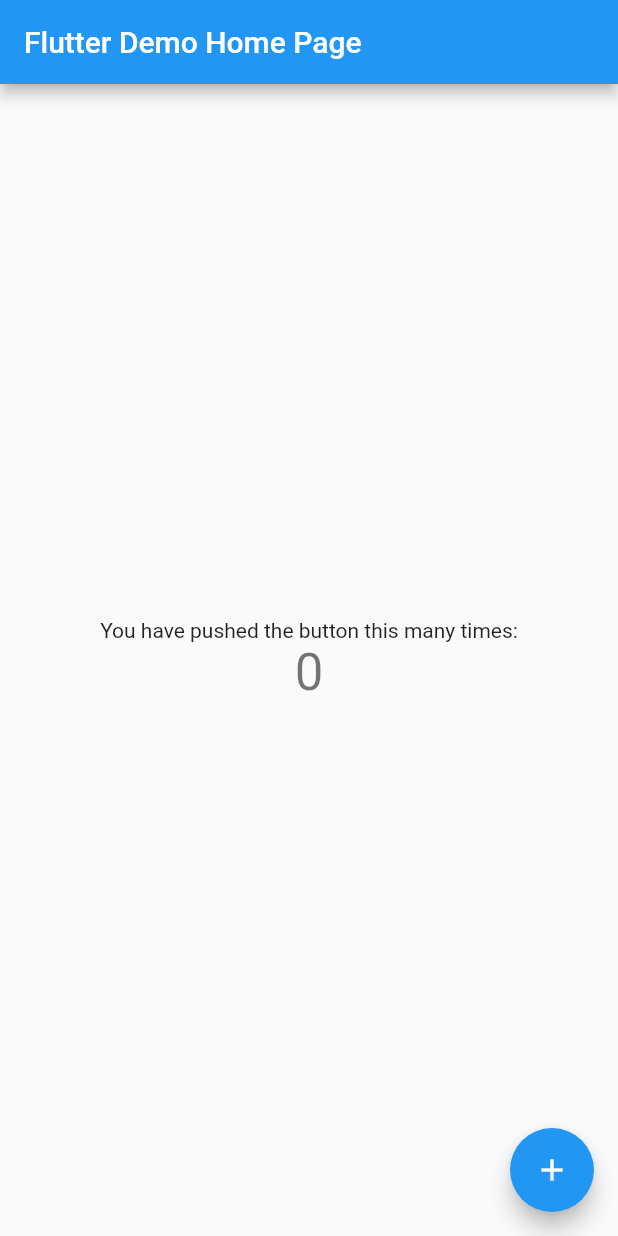
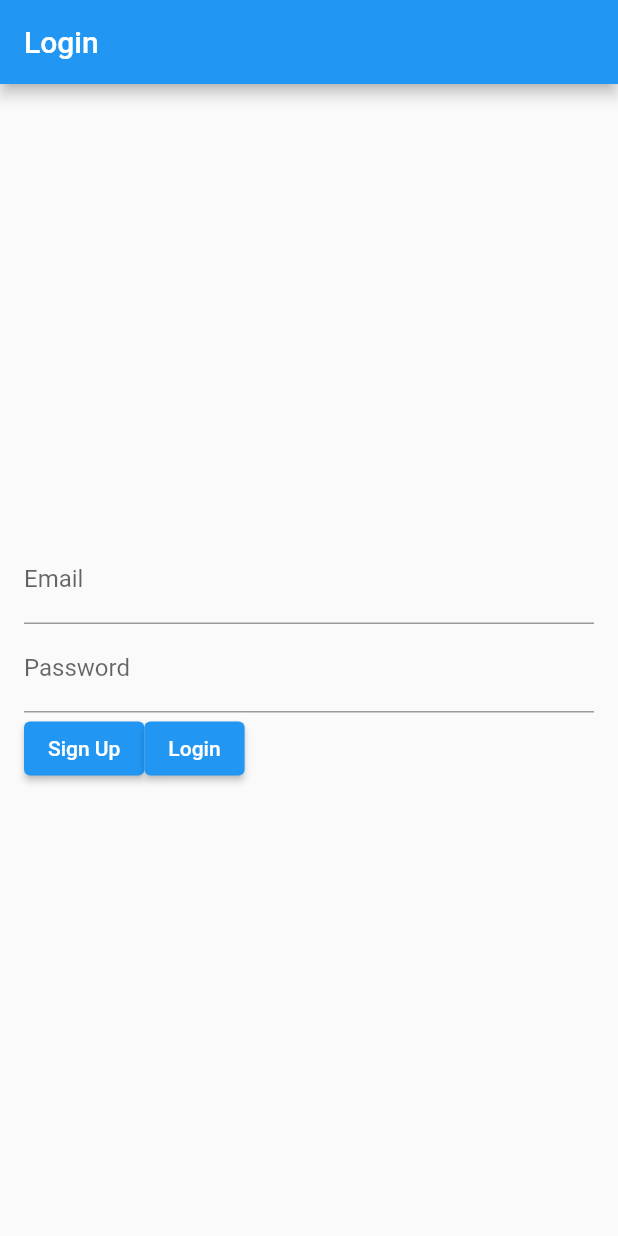
Before and after one commit to gavinuhran/flutter-user-auth-hack-pack, a Flutter app: the screen it shows after launch, on a phone screen of 412 x 824 dp. Run offline on Flutter 3.47's test engine with Material 2 defaults, Android fonts, the phone set to English and light mode, and no system bars.

Commit message:
Initialize app auth services

```diff
--- /dev/null
+++ b/app/lib/authentication/login_part.dart
@@ -0,0 +1,73 @@
+import 'package:flutter/material.dart';
+import '../services/api_service.dart';
+
+class LoginPage extends StatelessWidget {
+  final ApiService apiService = ApiService();
+
+  final TextEditingController emailController = TextEditingController();
+  final TextEditingController passwordController = TextEditingController();
+
+  Future<void> _login(BuildContext context) async {
+    try {
+      final String token = await apiService.loginUser(
+          emailController.text, passwordController.text);
+
+      // Save the token to shared preferences or secure storage
+
+      Navigator.pushReplacementNamed(context, '/dashboard');
+    } catch (e) {
+      // Handle login error
+      showDialog(
+        context: context,
+        builder: (BuildContext context) => AlertDialog(
+          title: const Text('Login Failed'),
+          content: const Text('Invalid email or password.'),
+          actions: <Widget>[
+            TextButton(
+              onPressed: () => Navigator.pop(context, 'OK'),
+              child: const Text('OK'),
+            ),
+          ],
+        ),
+      );
+    }
+  }
+
+  @override
+  Widget build(BuildContext context) {
+    return Scaffold(
+      appBar: AppBar(title: const Text('Login')),
+      body: Padding(
+        padding: const EdgeInsets.all(16.0),
+        child: Column(
+          mainAxisAlignment: MainAxisAlignment.center,
+          children: <Widget>[
+            TextFormField(
+              controller: emailController,
+              decoration: const InputDecoration(labelText: 'Email'),
+            ),
+            TextFormField(
+              controller: passwordController,
+              decoration: const InputDecoration(labelText: 'Password'),
+              obscureText: true,
+            ),
+            Row(
+              children: [
+                ElevatedButton(
+                  onPressed: () {
+                    Navigator.pushNamed(context, '/signup');
+                  },
+                  child: const Text('Sign Up'),
+                ),
+                ElevatedButton(
+                  onPressed: () => _login(context),
+                  child: const Text('Login'),
+                ),
+              ],
+            ),
+          ],
+        ),
+      ),
+    );
+  }
+}
--- a/app/lib/main.dart
+++ b/app/lib/main.dart
@@ -1,115 +1,25 @@
 import 'package:flutter/material.dart';
+import 'authentication/login_part.dart';
+import 'authentication/signup_page.dart';
+import 'protected_pages/dashboard_page.dart';
 
 void main() {
-  runApp(const MyApp());
+  runApp(MyApp());
 }
 
 class MyApp extends StatelessWidget {
-  const MyApp({super.key});
-
-  // This widget is the root of your application.
   @override
   Widget build(BuildContext context) {
     return MaterialApp(
-      title: 'Flutter Demo',
-      theme: ThemeData(
-        // This is the theme of your application.
-        //
-        // Try running your application with "flutter run". You'll see the
-        // application has a blue toolbar. Then, without quitting the app, try
-        // changing the primarySwatch below to Colors.green and then invoke
-        // "hot reload" (press "r" in the console where you ran "flutter run",
-        // or simply save your changes to "hot reload" in a Flutter IDE).
-        // Notice that the counter didn't reset back to zero; the application
-        // is not restarted.
-        primarySwatch: Colors.blue,
-      ),
-      home: const MyHomePage(title: 'Flutter Demo Home Page'),
+      title: 'Your App',
+      theme: ThemeData(primarySwatch: Colors.blue),
+      initialRoute: '/',
+      routes: {
+        '/': (context) => LoginPage(),
+        '/login': (context) => LoginPage(),
+        '/signup': (context) => SignUpPage(),
+        '/dashboard': (context) => DashboardPage(),
+      },
     );
   }
 }
-
-class MyHomePage extends StatefulWidget {
-  const MyHomePage({super.key, required this.title});
-
-  // This widget is the home page of your application. It is stateful, meaning
-  // that it has a State object (defined below) that contains fields that affect
-  // how it looks.
-
-  // This class is the configuration for the state. It holds the values (in this
-  // case the title) provided by the parent (in this case the App widget) and
-  // used by the build method of the State. Fields in a Widget subclass are
-  // always marked "final".
-
-  final String title;
-
-  @override
-  State<MyHomePage> createState() => _MyHomePageState();
-}
-
-class _MyHomePageState extends State<MyHomePage> {
-  int _counter = 0;
-
-  void _incrementCounter() {
-    setState(() {
-      // This call to setState tells the Flutter framework that something has
-      // changed in this State, which causes it to rerun the build method below
-      // so that the display can reflect the updated values. If we changed
-      // _counter without calling setState(), then the build method would not be
-      // called again, and so nothing would appear to happen.
-      _counter++;
-    });
-  }
-
-  @override
-  Widget build(BuildContext context) {
-    // This method is rerun every time setState is called, for instance as done
-    // by the _incrementCounter method above.
-    //
-    // The Flutter framework has been optimized to make rerunning build methods
-    // fast, so that you can just rebuild anything that needs updating rather
-    // than having to individually change instances of widgets.
-    return Scaffold(
-      appBar: AppBar(
-        // Here we take the value from the MyHomePage object that was created by
-        // the App.build method, and use it to set our appbar title.
-        title: Text(widget.title),
-      ),
-      body: Center(
-        // Center is a layout widget. It takes a single child and positions it
-        // in the middle of the parent.
-        child: Column(
-          // Column is also a layout widget. It takes a list of children and
-          // arranges them vertically. By default, it sizes itself to fit its
-          // children horizontally, and tries to be as tall as its parent.
-          //
-          // Invoke "debug painting" (press "p" in the console, choose the
-          // "Toggle Debug Paint" action from the Flutter Inspector in Android
-          // Studio, or the "Toggle Debug Paint" command in Visual Studio Code)
-          // to see the wireframe for each widget.
-          //
-          // Column has various properties to control how it sizes itself and
-          // how it positions its children. Here we use mainAxisAlignment to
-          // center the children vertically; the main axis here is the vertical
-          // axis because Columns are vertical (the cross axis would be
-          // horizontal).
-          mainAxisAlignment: MainAxisAlignment.center,
-          children: <Widget>[
-            const Text(
-              'You have pushed the button this many times:',
-            ),
-            Text(
-              '$_counter',
-              style: Theme.of(context).textTheme.headlineMedium,
-            ),
-          ],
-        ),
-      ),
-      floatingActionButton: FloatingActionButton(
-        onPressed: _incrementCounter,
-        tooltip: 'Increment',
-        child: const Icon(Icons.add),
-      ), // This trailing comma makes auto-formatting nicer for build methods.
-    );
-  }
-}
--- /dev/null
+++ b/app/lib/services/api_service.dart
@@ -0,0 +1,27 @@
+import 'package:http/http.dart' as http;
+
+class ApiService {
+  static const String baseUrl = 'http://your-backend-api-url.com';
+
+  Future<String> loginUser(String email, String password) async {
+    final response = await http.post(Uri.parse('$baseUrl/login'),
+        body: {'email': email, 'password': password});
+
+    if (response.statusCode == 200) {
+      return response.body;
+    } else {
+      throw Exception('Failed to login');
+    }
+  }
+
+  Future<String> signUpUser(String firstName, String lastName, String email, String password) async {
+    final response = await http.post(Uri.parse('$baseUrl/signup'),
+        body: {'firstName': firstName, 'lastName': lastName, 'email': email, 'password': password});
+
+    if (response.statusCode == 200) {
+      return response.body;
+    } else {
+      throw Exception('Failed to sign up');
+    }
+  }
+}
--- a/app/pubspec.yaml
+++ b/app/pubspec.yaml
@@ -35,6 +35,12 @@
   # The following adds the Cupertino Icons font to your application.
   # Use with the CupertinoIcons class for iOS style icons.
   cupertino_icons: ^1.0.2
+
+  # The http package is used for making HTTP requests to your backend API
+  http: ^0.13.4
+
+  # The shared_preferences is used for storing user authentication data locally
+  shared_preferences: ^2.0.11
 
 dev_dependencies:
   flutter_test:
```
Also changed, not shown: app/lib/authentication/signup_page.dart (added, +83 -0 lines), app/lib/protected_pages/dashboard_page.dart (added, +13 -0 lines), app/pubspec.lock, 2 other files.
